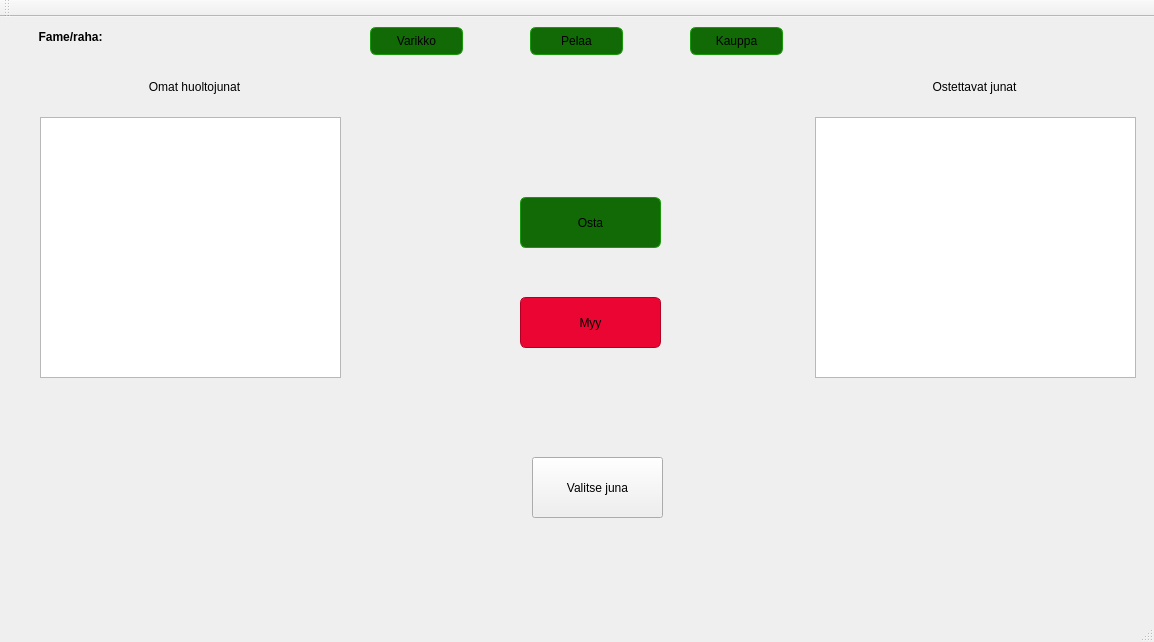
Old version of the form TrainGame/TrainGame/mainwindow.ui in the repository MilanFIN/TrainGame.
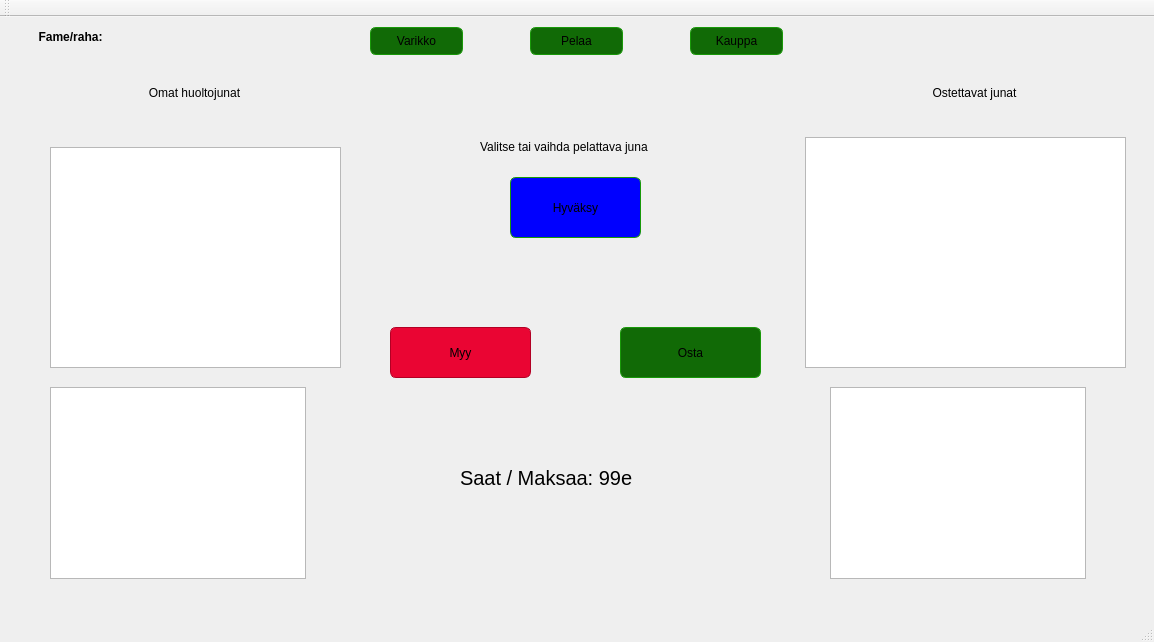
New version of the form. The open tabs and pages were chosen to show the change.

Commit message: ui muutoksia lisää

```diff
--- a/TrainGame/TrainGame/mainwindow.ui
+++ b/TrainGame/TrainGame/mainwindow.ui
@@ -235,8 +235,8 @@
      <widget class="QPushButton" name="buyButton">
       <property name="geometry">
        <rect>
-        <x>500</x>
-        <y>120</y>
+        <x>600</x>
+        <y>250</y>
         <width>141</width>
         <height>51</height>
        </rect>
@@ -265,8 +265,8 @@
      <widget class="QPushButton" name="sellButton">
       <property name="geometry">
        <rect>
-        <x>500</x>
-        <y>220</y>
+        <x>370</x>
+        <y>250</y>
         <width>141</width>
         <height>51</height>
        </rect>
@@ -298,7 +298,7 @@
         <x>24</x>
         <y>0</y>
         <width>301</width>
-        <height>20</height>
+        <height>31</height>
        </rect>
       </property>
       <property name="styleSheet">
@@ -317,7 +317,7 @@
         <x>794</x>
         <y>0</y>
         <width>321</width>
-        <height>20</height>
+        <height>31</height>
        </rect>
       </property>
       <property name="styleSheet">
@@ -330,37 +330,106 @@
        <set>Qt::AlignCenter</set>
       </property>
      </widget>
-     <widget class="QListView" name="listView">
-      <property name="geometry">
-       <rect>
-        <x>20</x>
-        <y>40</y>
-        <width>301</width>
-        <height>261</height>
-       </rect>
-      </property>
-     </widget>
-     <widget class="QListView" name="listView_2">
-      <property name="geometry">
-       <rect>
-        <x>795</x>
-        <y>40</y>
-        <width>321</width>
-        <height>261</height>
-       </rect>
-      </property>
-     </widget>
      <widget class="QPushButton" name="setTrainButton">
       <property name="geometry">
        <rect>
-        <x>512</x>
-        <y>380</y>
+        <x>490</x>
+        <y>100</y>
         <width>131</width>
         <height>61</height>
        </rect>
       </property>
+      <property name="styleSheet">
+       <string notr="true">QPushButton:pressed {
+	background-color: #000080;
+	border: 1px solid #333333;
+}
+QPushButton:hover {
+	background-color: #add8e6;
+}
+QPushButton {
+font: 75 15pt &quot;Caladea&quot;;
+border: 1px solid #199909;
+border-radius: 6px;
+background-color: #0000ff;
+background-color: qlineargradient(x1: 0, y1: 0, x2: 0, y2: 0.67, 
+            stop: 0 #0000ff, stop: 1 #0000ff);
+}</string>
+      </property>
       <property name="text">
-       <string>Valitse juna</string>
+       <string>Hyväksy</string>
+      </property>
+     </widget>
+     <widget class="QListWidget" name="buyableTrainsListWidget">
+      <property name="geometry">
+       <rect>
+        <x>785</x>
+        <y>60</y>
+        <width>321</width>
+        <height>231</height>
+       </rect>
+      </property>
+     </widget>
+     <widget class="QListWidget" name="buyableDetailsListWidget">
+      <property name="geometry">
+       <rect>
+        <x>810</x>
+        <y>310</y>
+        <width>256</width>
+        <height>192</height>
+       </rect>
+      </property>
+     </widget>
+     <widget class="QListWidget" name="ownedDetailsListWidget">
+      <property name="geometry">
+       <rect>
+        <x>30</x>
+        <y>310</y>
+        <width>256</width>
+        <height>192</height>
+       </rect>
+      </property>
+     </widget>
+     <widget class="QListWidget" name="ownedListWidget">
+      <property name="geometry">
+       <rect>
+        <x>30</x>
+        <y>70</y>
+        <width>291</width>
+        <height>221</height>
+       </rect>
+      </property>
+     </widget>
+     <widget class="QLabel" name="valitseJunaLabel">
+      <property name="geometry">
+       <rect>
+        <x>460</x>
+        <y>60</y>
+        <width>191</width>
+        <height>20</height>
+       </rect>
+      </property>
+      <property name="text">
+       <string>Valitse tai vaihda pelattava juna</string>
+      </property>
+     </widget>
+     <widget class="QLabel" name="label_2">
+      <property name="geometry">
+       <rect>
+        <x>440</x>
+        <y>370</y>
+        <width>231</width>
+        <height>61</height>
+       </rect>
+      </property>
+      <property name="font">
+       <font>
+        <family>Microsoft YaHei UI</family>
+        <pointsize>15</pointsize>
+       </font>
+      </property>
+      <property name="text">
+       <string>Saat / Maksaa: 99e</string>
       </property>
      </widget>
     </widget>
```
Left out of the diff: 89 changed lines with no effect on the pictures. The commit also changes 6 other files.
